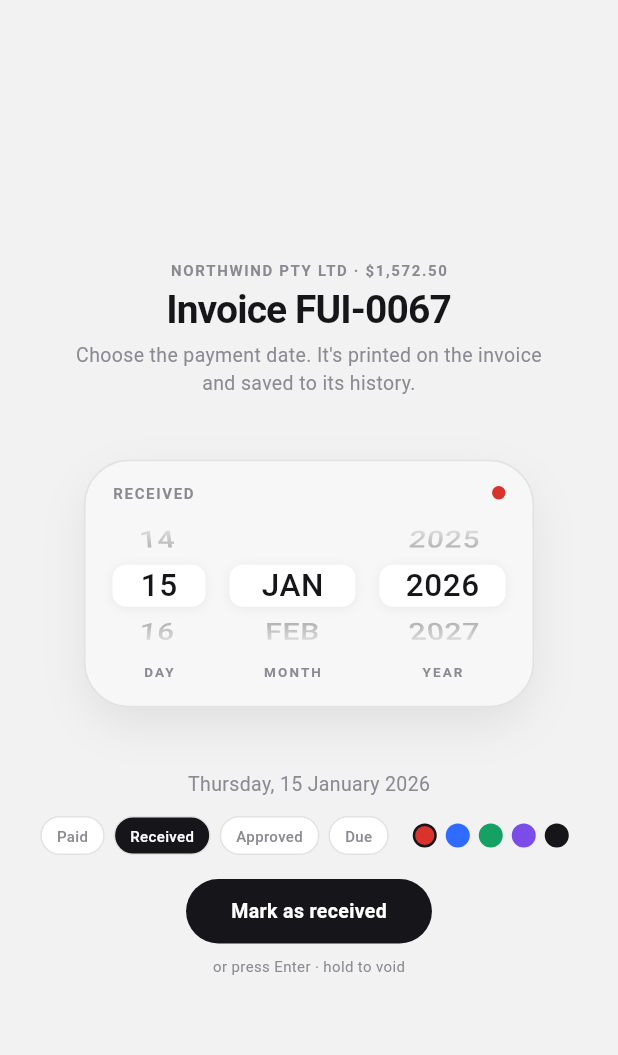
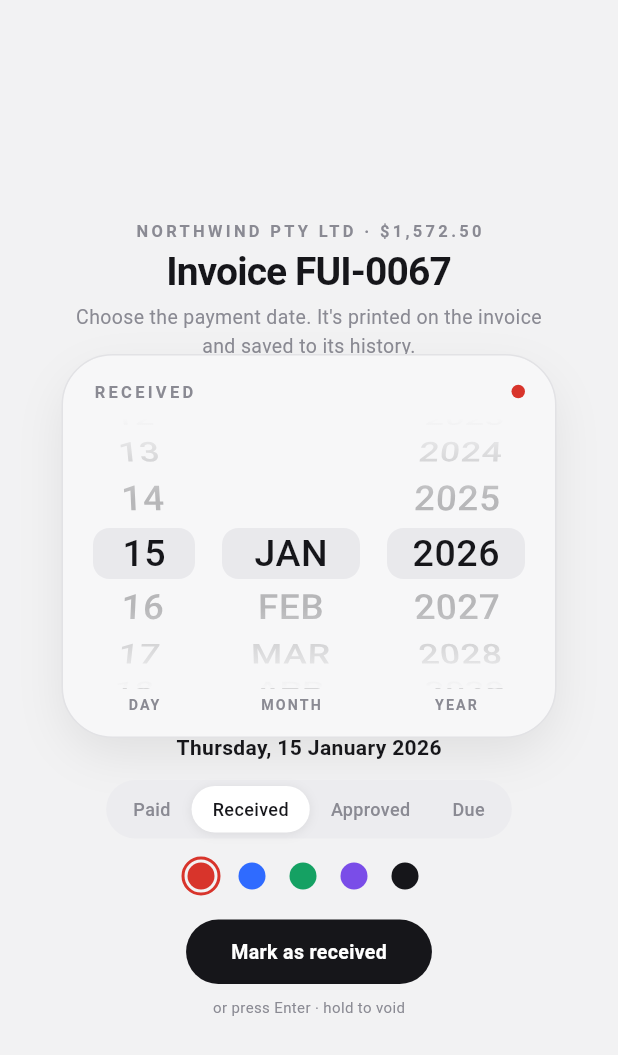
Before and after one commit to sixtusagbo/feral_stamp, a Flutter app: the screen it shows after launch, after a tap on "Received", on a phone screen of 412 x 824 dp. Shown: the top 1055 px of the screen. Run offline on Flutter 3.47's test engine with Material 3 defaults, Android fonts, the phone set to English and light mode, and no system bars; Roboto replaces fonts that are missing (Helvetica Neue).

Commit message:
Correct the camera tilt direction and match the picker to the reference

```diff
--- a/lib/src/stamp_page.dart
+++ b/lib/src/stamp_page.dart
@@ -215,17 +215,18 @@ class _StampPageState extends State<StampPage>
     // Hover above the page, drop onto it, rebound, then leave upward.
     const hover = 180.0;
     final bounce = Curves.easeOut.transform(_lift.value) * Beat.bounce;
-    final z = hover * t * (1 - _press.value) + hover * bounce;
+    // Negative Z is towards the viewer once the camera is flipped.
+    final z = -(hover * t * (1 - _press.value) + hover * bounce);
     final exit = _lift.value * 620;
 
     // The head's resting spot on the page. While it floats, perspective lifts
     // it up the screen on its own, which is what puts it over the paper.
-    final groundY = 74.0 * t;
-    final groundX = 60.0 * t;
+    final groundY = 96.0 * t;
+    final groundX = 54.0 * t;
 
     final camera3d = Matrix4.identity()
       ..setEntry(3, 2, 0.0016)
-      ..rotateX(angle);
+      ..rotateX(-angle);
 
     return SizedBox(
       height: lerpDouble(212, 560, t)!,
@@ -293,28 +294,54 @@ class _StampPageState extends State<StampPage>
   Widget _picker() {
     return Column(
       children: [
-        Text(_date.longLine, style: Type.body),
+        Text(
+          _date.longLine,
+          style: Type.body.copyWith(
+            color: Tone.text,
+            fontWeight: FontWeight.w600,
+            fontSize: 14,
+          ),
+        ),
         const SizedBox(height: 12),
-        Row(
+        // Wraps so the tray and the swatches stack on a narrow screen instead
+        // of running off the edge.
+        Wrap(
+          alignment: WrapAlignment.center,
+          crossAxisAlignment: WrapCrossAlignment.center,
+          spacing: 14,
+          runSpacing: 12,
+          children: [
+            Container(
+              padding: const EdgeInsets.all(4),
+              decoration: BoxDecoration(
+                color: Tone.chipTray,
+                borderRadius: BorderRadius.circular(999),
+              ),
+              child: Row(
                 mainAxisSize: MainAxisSize.min,
                 children: [
-            for (final l in StampLabel.values) ...[
+                  for (final l in StampLabel.values)
                     _Chip(
                       text: l.chip,
                       selected: l == _label,
                       onTap: () => setState(() => _label = l),
                     ),
-              const SizedBox(width: 6),
                 ],
-            const SizedBox(width: 10),
+              ),
+            ),
+            Row(
+              mainAxisSize: MainAxisSize.min,
+              children: [
                 for (final c in Tone.swatches) ...[
                   _Swatch(
                     color: c,
                     selected: c == _color,
                     onTap: () => setState(() => _color = c),
                   ),
-              const SizedBox(width: 6),
+                  const SizedBox(width: 8),
                 ],
+              ],
+            ),
           ],
         ),
         const SizedBox(height: 16),
@@ -419,19 +446,27 @@ class _Chip extends StatelessWidget {
       onTap: onTap,
       child: AnimatedContainer(
         duration: const Duration(milliseconds: 160),
-        padding: const EdgeInsets.symmetric(horizontal: 10, vertical: 5),
+        padding: const EdgeInsets.symmetric(horizontal: 14, vertical: 7),
         decoration: BoxDecoration(
-          color: selected ? Tone.text : Colors.white,
+          color: selected ? Colors.white : Colors.transparent,
           borderRadius: BorderRadius.circular(999),
-          border: Border.all(color: Tone.cardEdge),
+          boxShadow: selected
+              ? [
+                  BoxShadow(
+                    color: Colors.black.withValues(alpha: 0.08),
+                    blurRadius: 5,
+                    offset: const Offset(0, 1),
+                  ),
+                ]
+              : null,
         ),
         child: Text(
           text,
           style: TextStyle(
             fontFamily: 'Helvetica Neue',
-            fontSize: 10,
+            fontSize: 12,
             fontWeight: FontWeight.w500,
-            color: selected ? Colors.white : Tone.muted,
+            color: selected ? Tone.text : Tone.muted,
           ),
         ),
       ),
@@ -455,14 +490,20 @@ class _Swatch extends StatelessWidget {
     return GestureDetector(
       onTap: onTap,
       child: Container(
-        width: 16,
-        height: 16,
+        width: 26,
+        height: 26,
         decoration: BoxDecoration(
-          color: color,
           shape: BoxShape.circle,
           border: Border.all(
-            color: selected ? Tone.text : Colors.transparent,
-            width: 1.6,
+            color: selected ? color : Colors.transparent,
+            width: 2,
+          ),
+        ),
+        child: Center(
+          child: Container(
+            width: 18,
+            height: 18,
+            decoration: BoxDecoration(color: color, shape: BoxShape.circle),
           ),
         ),
       ),
--- a/lib/src/theme.dart
+++ b/lib/src/theme.dart
@@ -16,6 +16,12 @@ class Tone {
   static const text = Color(0xFF16161A);
   static const muted = Color(0xFF8A8A93);
   static const hairline = Color(0xFFE6E6E9);
+
+  /// The grey slab behind the selected row of each wheel.
+  static const wheelPill = Color(0xFFE9E9EC);
+
+  /// The tray the label chips sit in.
+  static const chipTray = Color(0xFFECECEF);
 
   static const swatches = <Color>[
     stamp,
@@ -55,9 +61,9 @@ class Type {
 
   static const eyebrow = TextStyle(
     fontFamily: _family,
-    fontSize: 10,
+    fontSize: 11,
     fontWeight: FontWeight.w600,
-    letterSpacing: 1.1,
+    letterSpacing: 2.2,
     color: Tone.muted,
   );
 
@@ -70,7 +76,7 @@ class Type {
 
   static const wheel = TextStyle(
     fontFamily: _family,
-    fontSize: 21,
+    fontSize: 25,
     fontWeight: FontWeight.w500,
     letterSpacing: 0.4,
     color: Tone.text,
@@ -78,7 +84,7 @@ class Type {
 
   static const axis = TextStyle(
     fontFamily: _family,
-    fontSize: 9,
+    fontSize: 9.5,
     fontWeight: FontWeight.w600,
     letterSpacing: 1.4,
     color: Tone.muted,
--- a/lib/src/widgets/date_wheel.dart
+++ b/lib/src/widgets/date_wheel.dart
@@ -4,9 +4,9 @@ import '../theme.dart';
 
 /// One scrollable column of the stamp's date roller.
 ///
-/// Three rows are visible at a time. The centre row sits inside a pill and is
-/// the selected value; the neighbours fade and shrink as they roll past, which
-/// is what sells the thing as a physical wheel rather than a list.
+/// Five rows are visible. The centre row sits in a grey pill and is the
+/// selected value; the rest fall away in opacity and size so the column reads
+/// as a physical wheel rather than a list.
 class DateWheel extends StatefulWidget {
   const DateWheel({
     super.key,
@@ -25,8 +25,8 @@ class DateWheel extends StatefulWidget {
   final double width;
   final bool enabled;
 
-  static const rowHeight = 30.0;
-  static const visibleRows = 3;
+  static const rowHeight = 36.0;
+  static const visibleRows = 5;
   static const viewportHeight = rowHeight * visibleRows;
 
   @override
@@ -73,15 +73,8 @@ class _DateWheelState extends State<DateWheel> {
                 child: Container(
                   height: DateWheel.rowHeight - 2,
                   decoration: BoxDecoration(
-                    color: Colors.white,
-                    borderRadius: BorderRadius.circular(9),
-                    boxShadow: [
-                      BoxShadow(
-                        color: Colors.black.withValues(alpha: 0.06),
-                        blurRadius: 5,
-                        offset: const Offset(0, 1),
-                      ),
-                    ],
+                    color: Tone.wheelPill,
+                    borderRadius: BorderRadius.circular(11),
                   ),
                 ),
               ),
@@ -91,9 +84,10 @@ class _DateWheelState extends State<DateWheel> {
                 physics: widget.enabled
                     ? const FixedExtentScrollPhysics()
                     : const NeverScrollableScrollPhysics(),
-                diameterRatio: 1.35,
-                perspective: 0.006,
-                overAndUnderCenterOpacity: 0.34,
+                diameterRatio: 1.5,
+                perspective: 0.004,
+                squeeze: 1.06,
+                overAndUnderCenterOpacity: 0.28,
                 onSelectedItemChanged: widget.onChanged,
                 childDelegate: ListWheelChildBuilderDelegate(
                   childCount: widget.values.length,
@@ -101,7 +95,8 @@ class _DateWheelState extends State<DateWheel> {
                       Center(child: Text(widget.values[i], style: Type.wheel)),
                 ),
               ),
-              // Feather the top and bottom so values roll out of view.
+              // Feather the ends so values roll out of view rather than
+              // stopping dead at the edge of the face.
               Positioned.fill(
                 child: IgnorePointer(
                   child: DecoratedBox(
@@ -111,11 +106,13 @@ class _DateWheelState extends State<DateWheel> {
                         end: Alignment.bottomCenter,
                         colors: [
                           Tone.card,
+                          Tone.card.withValues(alpha: 0.55),
                           Tone.card.withValues(alpha: 0),
                           Tone.card.withValues(alpha: 0),
+                          Tone.card.withValues(alpha: 0.55),
                           Tone.card,
                         ],
-                        stops: const [0.0, 0.26, 0.74, 1.0],
+                        stops: const [0.0, 0.14, 0.30, 0.70, 0.86, 1.0],
                       ),
                     ),
                   ),
@@ -124,7 +121,7 @@ class _DateWheelState extends State<DateWheel> {
             ],
           ),
         ),
-        const SizedBox(height: 6),
+        const SizedBox(height: 4),
         Text(widget.axisLabel, style: Type.axis),
       ],
     );
--- a/lib/src/widgets/invoice_sheet.dart
+++ b/lib/src/widgets/invoice_sheet.dart
@@ -33,9 +33,7 @@ class InvoiceSheet extends StatelessWidget {
       constraints: const BoxConstraints(minHeight: height),
       padding: const EdgeInsets.fromLTRB(26, 24, 26, 18),
       decoration: BoxDecoration(color: Tone.paper, boxShadow: paperShadow(1)),
-      child: Stack(
-        children: [
-          Column(
+      child: Column(
         mainAxisSize: MainAxisSize.min,
         crossAxisAlignment: CrossAxisAlignment.start,
         children: [
@@ -121,17 +119,43 @@ class InvoiceSheet extends StatelessWidget {
               ),
             ],
           ),
-              const SizedBox(height: 16),
-              const Text('Bank details for payment:', style: _heading),
-              const SizedBox(height: 3),
-              const Text(
+          const SizedBox(height: 26),
+          Row(
+            crossAxisAlignment: CrossAxisAlignment.center,
+            children: [
+              const Expanded(
+                child: Column(
+                  crossAxisAlignment: CrossAxisAlignment.start,
+                  children: [
+                    Text('Bank details for payment:', style: _heading),
+                    SizedBox(height: 3),
+                    Text(
                       'Bank: ${Invoice.bank}\n'
                       'BSB: ${Invoice.bsb}\n'
                       'Account number: ${Invoice.account}\n'
                       'Name: ${Invoice.studio}',
                       style: _micro,
                     ),
-              const SizedBox(height: 10),
+                  ],
+                ),
+              ),
+              // Keeps its natural size on a normal page and scales down
+              // rather than crushing the bank block on a narrow one.
+              Flexible(
+                child: FittedBox(
+                  fit: BoxFit.scaleDown,
+                  alignment: Alignment.centerRight,
+                  child: StampMark(
+                    label: headText,
+                    date: date.stampLine,
+                    color: color,
+                    bleed: bleed,
+                  ),
+                ),
+              ),
+            ],
+          ),
+          const SizedBox(height: 22),
           const Row(
             mainAxisAlignment: MainAxisAlignment.spaceBetween,
             children: [
@@ -151,19 +175,6 @@ class InvoiceSheet extends StatelessWidget {
                 ),
               ),
             ],
-              ),
-            ],
-          ),
-          // The mark lands to the right of the bank block, not on top of it.
-          Positioned(
-            right: 14,
-            bottom: 86,
-            child: StampMark(
-              label: headText,
-              date: date.stampLine,
-              color: color,
-              bleed: bleed,
-            ),
           ),
         ],
       ),
--- a/lib/src/widgets/stamp_head.dart
+++ b/lib/src/widgets/stamp_head.dart
@@ -34,8 +34,8 @@ class StampHead extends StatelessWidget {
   /// Grows the block into 3D: body, rubber pad, contact shadow.
   final bool solid;
 
-  static const width = 300.0;
-  static const _radius = 30.0;
+  static const width = 330.0;
+  static const _radius = 34.0;
   static const _bodyHeight = 74.0;
   static const _padHeight = 20.0;
 
@@ -71,7 +71,7 @@ class StampHead extends StatelessWidget {
         children: [
           // ---- top face: the wheels
           Container(
-            padding: const EdgeInsets.fromLTRB(18, 14, 18, 16),
+            padding: const EdgeInsets.fromLTRB(20, 16, 20, 14),
             decoration: BoxDecoration(
               color: Tone.card,
               borderRadius: topRadius,
@@ -102,7 +102,7 @@ class StampHead extends StatelessWidget {
                       values: Wheels.days,
                       index: date.day - 1,
                       axisLabel: 'DAY',
-                      width: 62,
+                      width: 68,
                       enabled: interactive,
                       onChanged: (i) => _emit(day: i + 1),
                     ),
@@ -110,7 +110,7 @@ class StampHead extends StatelessWidget {
                       values: Wheels.months,
                       index: date.month - 1,
                       axisLabel: 'MONTH',
-                      width: 84,
+                      width: 92,
                       enabled: interactive,
                       onChanged: (i) => _emit(month: i + 1),
                     ),
@@ -118,7 +118,7 @@ class StampHead extends StatelessWidget {
                       values: Wheels.years,
                       index: date.year - 2021,
                       axisLabel: 'YEAR',
-                      width: 84,
+                      width: 92,
                       enabled: interactive,
                       onChanged: (i) => _emit(year: 2021 + i),
                     ),
```
Also changed, not shown: 1 other file. Lines whose indentation alone changed are shown as unchanged.
